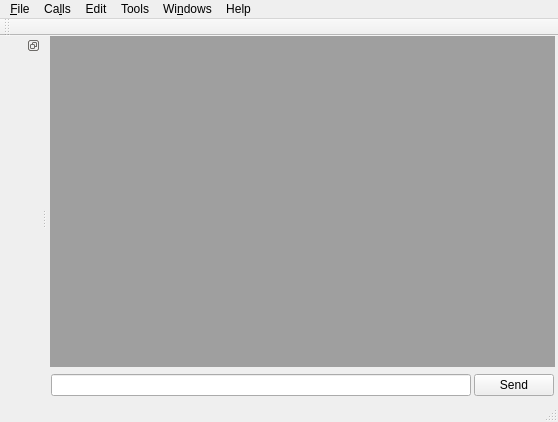
This is src/mainwindow.ui in coolshou/qterminal as Qt 5 draws it before an edit. The edited form follows.
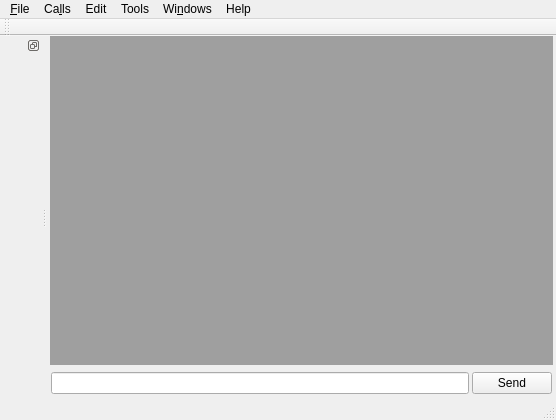
This is the edited form. Icons and pictures are not drawn.

Commit message: update short cut

```diff
--- a/src/mainwindow.ui
+++ b/src/mainwindow.ui
@@ -7,8 +7,8 @@
    <rect>
     <x>0</x>
     <y>0</y>
-    <width>558</width>
-    <height>422</height>
+    <width>556</width>
+    <height>420</height>
    </rect>
   </property>
   <property name="windowTitle">
@@ -122,8 +122,8 @@
     <rect>
      <x>0</x>
      <y>0</y>
-     <width>558</width>
-     <height>23</height>
+     <width>556</width>
+     <height>28</height>
     </rect>
    </property>
    <widget class="QMenu" name="menuCalls">
```
Left out of the diff: 13 changed lines with no effect on the pictures.
